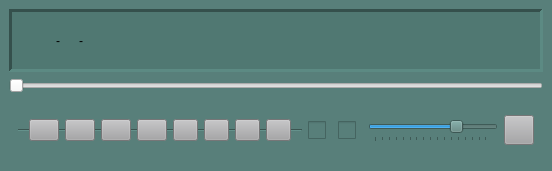
This is lib/gui/mainwindow.ui in bitterfly/MehPlayer as Qt 5 draws it before an edit. The edited form follows.
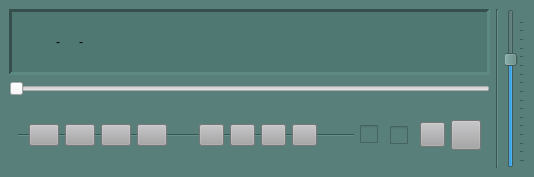
This is the edited form. Icons and pictures are not drawn.

Patch:
```diff
--- a/lib/gui/mainwindow.ui
+++ b/lib/gui/mainwindow.ui
@@ -6,8 +6,8 @@
    <rect>
     <x>0</x>
     <y>0</y>
-    <width>514</width>
-    <height>171</height>
+    <width>534</width>
+    <height>177</height>
    </rect>
   </property>
   <property name="sizePolicy">
@@ -23,7 +23,7 @@
    <property name="styleSheet">
     <string notr="true">background:rgb(88, 127, 122)</string>
    </property>
-   <layout class="QVBoxLayout" name="verticalLayout_3">
+   <layout class="QHBoxLayout" name="horizontalLayout_6">
     <item>
      <layout class="QVBoxLayout" name="vertical">
       <item>
@@ -45,6 +45,8 @@
         </property>
         <layout class="QHBoxLayout" name="horizontalLayout_2">
          <item>
+          <layout class="QHBoxLayout" name="horizontalLayout_5">
+           <item>
           <widget class="QFrame" name="info">
            <property name="styleSheet">
             <string notr="true">background: none</string>
@@ -113,19 +115,6 @@
              </widget>
             </item>
             <item>
-             <widget class="QLabel" name="album">
-              <property name="styleSheet">
-               <string notr="true">background: none</string>
-              </property>
-              <property name="text">
-               <string/>
-              </property>
-             </widget>
-            </item>
-           </layout>
-          </widget>
-         </item>
-         <item>
           <spacer name="horizontalSpacer">
            <property name="orientation">
             <enum>Qt::Horizontal</enum>
@@ -138,6 +127,21 @@
            </property>
           </spacer>
          </item>
+              <item>
+               <widget class="QLabel" name="album">
+                <property name="styleSheet">
+                 <string notr="true">background: none</string>
+                </property>
+                <property name="text">
+                 <string/>
+                </property>
+               </widget>
+              </item>
+             </layout>
+            </widget>
+           </item>
+          </layout>
+         </item>
         </layout>
        </widget>
       </item>
@@ -264,6 +268,19 @@
               </property>
              </widget>
             </item>
+            <item>
+             <spacer name="horizontalSpacer_2">
+              <property name="orientation">
+               <enum>Qt::Horizontal</enum>
+              </property>
+              <property name="sizeHint" stdset="0">
+               <size>
+                <width>40</width>
+                <height>20</height>
+               </size>
+              </property>
+             </spacer>
+            </item>
             <item>
              <widget class="QPushButton" name="prev">
               <property name="maximumSize">
@@ -348,6 +365,19 @@
               </property>
              </widget>
             </item>
+            <item>
+             <spacer name="horizontalSpacer_3">
+              <property name="orientation">
+               <enum>Qt::Horizontal</enum>
+              </property>
+              <property name="sizeHint" stdset="0">
+               <size>
+                <width>40</width>
+                <height>20</height>
+               </size>
+              </property>
+             </spacer>
+            </item>
            </layout>
           </widget>
          </item>
@@ -402,6 +432,52 @@
           </widget>
          </item>
          <item>
+          <widget class="QPushButton" name="set_description">
+           <property name="maximumSize">
+            <size>
+             <width>25</width>
+             <height>25</height>
+            </size>
+           </property>
+           <property name="styleSheet">
+            <string notr="true">font: 9pt &quot;NanumMyeongjo&quot;;
+background: rgb(165, 165, 167)</string>
+           </property>
+           <property name="text">
+            <string/>
+           </property>
+          </widget>
+         </item>
+         <item>
+          <widget class="QPushButton" name="show_list">
+           <property name="maximumSize">
+            <size>
+             <width>30</width>
+             <height>30</height>
+            </size>
+           </property>
+           <property name="styleSheet">
+            <string notr="true">font: 9pt &quot;NanumMyeongjo&quot;;
+background: rgb(165, 165, 167)</string>
+           </property>
+           <property name="text">
+            <string/>
+           </property>
+          </widget>
+         </item>
+        </layout>
+       </widget>
+      </item>
+     </layout>
+    </item>
+    <item>
+     <widget class="Line" name="line">
+      <property name="orientation">
+       <enum>Qt::Vertical</enum>
+      </property>
+     </widget>
+    </item>
+    <item>
           <widget class="QSlider" name="volume">
            <property name="sizePolicy">
             <sizepolicy hsizetype="Preferred" vsizetype="Fixed">
@@ -411,14 +487,14 @@
            </property>
            <property name="minimumSize">
             <size>
-             <width>130</width>
-             <height>0</height>
+        <width>0</width>
+        <height>130</height>
             </size>
            </property>
            <property name="maximumSize">
             <size>
-             <width>220</width>
-             <height>23</height>
+        <width>23</width>
+        <height>220</height>
             </size>
            </property>
            <property name="styleSheet">
@@ -443,7 +519,7 @@
             <bool>true</bool>
            </property>
            <property name="orientation">
-            <enum>Qt::Horizontal</enum>
+       <enum>Qt::Vertical</enum>
            </property>
            <property name="invertedAppearance">
             <bool>false</bool>
@@ -458,28 +534,6 @@
             <number>6</number>
            </property>
           </widget>
-         </item>
-         <item>
-          <widget class="QPushButton" name="show_list">
-           <property name="maximumSize">
-            <size>
-             <width>30</width>
-             <height>30</height>
-            </size>
-           </property>
-           <property name="styleSheet">
-            <string notr="true">font: 9pt &quot;NanumMyeongjo&quot;;
-background: rgb(165, 165, 167)</string>
-           </property>
-           <property name="text">
-            <string/>
-           </property>
-          </widget>
-         </item>
-        </layout>
-       </widget>
-      </item>
-     </layout>
     </item>
    </layout>
   </widget>
```
Left out of the diff: 3 changed lines with no effect on the pictures. Lines whose indentation alone changed are shown as unchanged.
